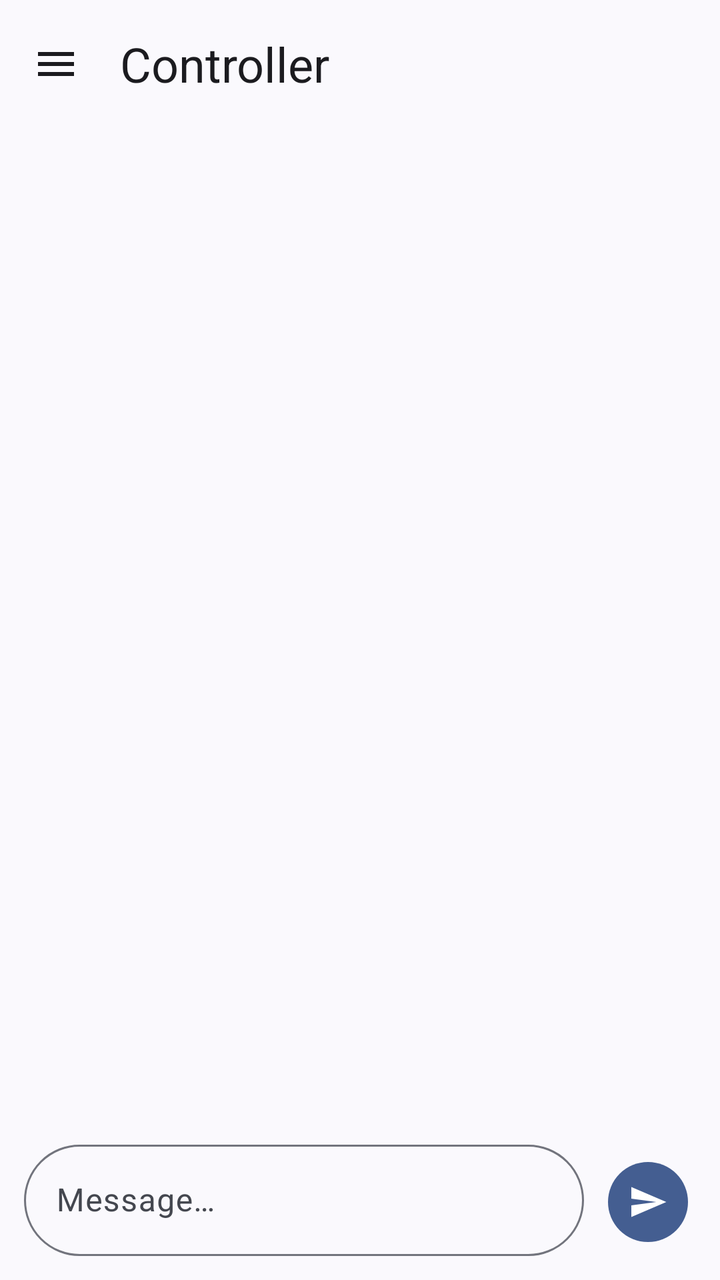
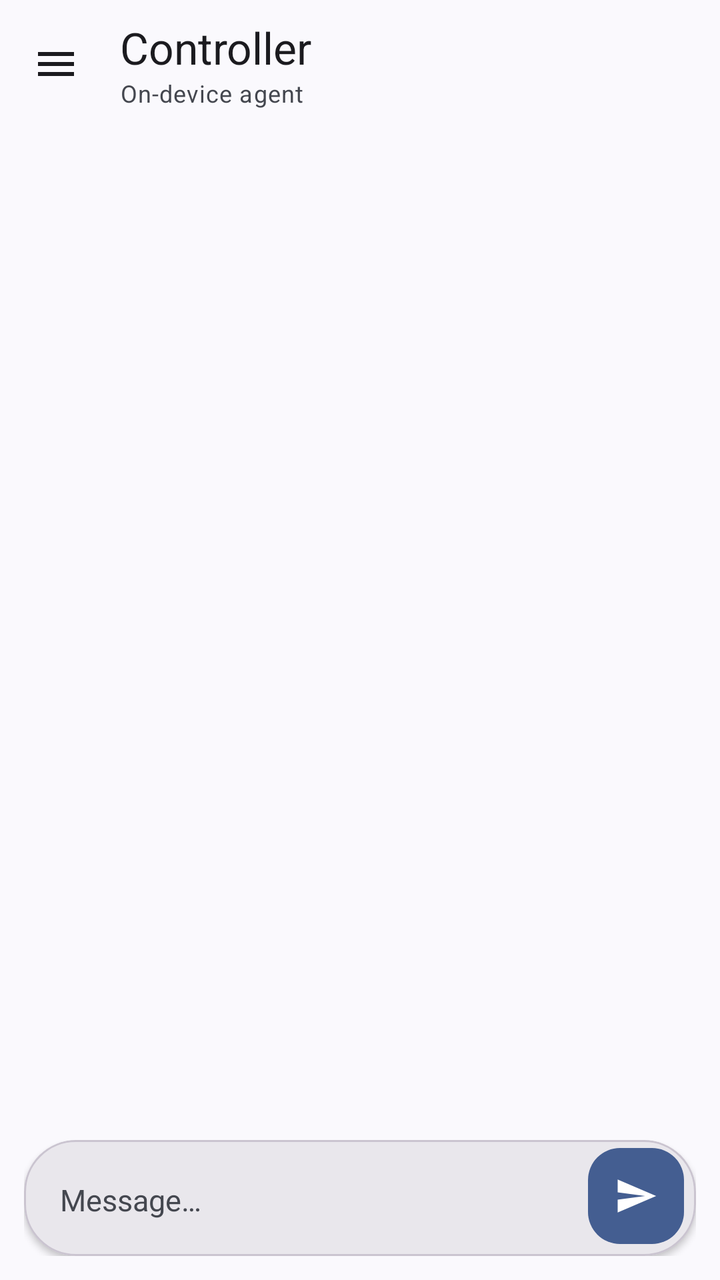

Before-and-after screenshots of an Android layout around one commit, followed by the original layout XML and the change that was made.
<!-- AndroidManifest.xml: application theme Theme.Controller -->
<!-- res/layout/activity_main.xml -->
<?xml version="1.0" encoding="utf-8"?>
<androidx.drawerlayout.widget.DrawerLayout xmlns:android="http://schemas.android.com/apk/res/android"
    xmlns:app="http://schemas.android.com/apk/res-auto"
    android:id="@+id/drawerLayout"
    android:layout_width="match_parent"
    android:layout_height="match_parent"
    android:fitsSystemWindows="false">

    <LinearLayout
        android:layout_width="match_parent"
        android:layout_height="match_parent"
        android:orientation="vertical"
        android:background="?attr/colorSurface">

        <com.google.android.material.appbar.MaterialToolbar
            android:id="@+id/toolbar"
            android:layout_width="match_parent"
            android:layout_height="?attr/actionBarSize"
            app:navigationIcon="@drawable/ic_menu"
            app:title="@string/app_name"
            app:titleTextAppearance="@style/TextAppearance.Material3.HeadlineSmall" />

        <androidx.recyclerview.widget.RecyclerView
            android:id="@+id/list"
            android:layout_width="match_parent"
            android:layout_height="0dp"
            android:layout_weight="1"
            android:clipToPadding="false"
            android:paddingStart="12dp"
            android:paddingEnd="12dp"
            android:paddingTop="8dp"
            android:paddingBottom="8dp"
            android:scrollbars="vertical" />

        <LinearLayout
            android:layout_width="match_parent"
            android:layout_height="wrap_content"
            android:orientation="horizontal"
            android:gravity="center_vertical|bottom"
            android:paddingStart="12dp"
            android:paddingEnd="12dp"
            android:paddingTop="4dp"
            android:paddingBottom="12dp"
            android:background="?attr/colorSurface">

            <com.google.android.material.textfield.TextInputLayout
                android:id="@+id/inputLayout"
                style="@style/Widget.Controller.TextInputLayout"
                android:layout_width="0dp"
                android:layout_height="wrap_content"
                android:layout_weight="1"
                android:hint="@string/input_hint">

                <com.google.android.material.textfield.TextInputEditText
                    android:id="@+id/input"
                    android:layout_width="match_parent"
                    android:layout_height="wrap_content"
                    android:inputType="text"
                    android:imeOptions="actionSend"
                    android:maxLines="4" />

            </com.google.android.material.textfield.TextInputLayout>

            <com.google.android.material.button.MaterialButton
                android:id="@+id/btnSend"
                style="@style/Widget.Material3.Button.IconButton.Filled"
                android:layout_width="wrap_content"
                android:layout_height="wrap_content"
                android:layout_marginStart="8dp"
                android:contentDescription="@string/send"
                app:icon="@drawable/ic_send"
                app:iconGravity="textStart" />

        </LinearLayout>

    </LinearLayout>

    <LinearLayout
        android:id="@+id/drawerContent"
        android:layout_width="280dp"
        android:layout_height="match_parent"
        android:layout_gravity="start"
        android:orientation="vertical"
        android:background="?attr/colorSurface"
        android:clickable="true"
        android:focusable="true">

        <LinearLayout
            android:layout_width="match_parent"
            android:layout_height="wrap_content"
            android:orientation="vertical"
            android:padding="16dp"
            android:background="?attr/colorSurfaceContainerHighest">

            <TextView
                android:layout_width="wrap_content"
                android:layout_height="wrap_content"
                android:text="@string/drawer_title"
                android:textAppearance="@style/TextAppearance.Material3.TitleLarge"
                android:textColor="?attr/colorOnSurface" />

            <com.google.android.material.button.MaterialButton
                android:id="@+id/btnNewChat"
                android:layout_width="match_parent"
                android:layout_height="wrap_content"
                android:layout_marginTop="12dp"
                android:text="@string/new_chat"
                app:shapeAppearanceOverlay="@style/ShapeAppearance.Material3.Corner.Full" />

        </LinearLayout>

        <TextView
            android:id="@+id/drawerEmpty"
            android:layout_width="match_parent"
            android:layout_height="wrap_content"
            android:padding="20dp"
            android:text="@string/drawer_empty"
            android:textColor="?attr/colorOnSurfaceVariant"
            android:textSize="13sp" />

        <androidx.recyclerview.widget.RecyclerView
            android:id="@+id/drawerList"
            android:layout_width="match_parent"
            android:layout_height="0dp"
            android:layout_weight="1"
            android:clipToPadding="false" />

    </LinearLayout>

</androidx.drawerlayout.widget.DrawerLayout>
<!-- resources referenced by this layout -->
<resources>
  <!-- drawable ic_menu (drawable) -->
  <?xml version="1.0" encoding="utf-8"?>
  <vector xmlns:android="http://schemas.android.com/apk/res/android"
      android:width="24dp"
      android:height="24dp"
      android:viewportWidth="24"
      android:viewportHeight="24"
      android:tint="?attr/colorOnSurface">
      <path
          android:fillColor="#FF000000"
          android:pathData="M3,18h18v-2H3V18zM3,13h18v-2H3V13zM3,6v2h18V6H3z" />
  </vector>
  <!-- drawable ic_send (drawable) -->
  <?xml version="1.0" encoding="utf-8"?>
  <vector xmlns:android="http://schemas.android.com/apk/res/android"
      android:width="24dp"
      android:height="24dp"
      android:viewportWidth="24"
      android:viewportHeight="24">
      <path
          android:fillColor="#FFFFFFFF"
          android:pathData="M2,21L23,12L2,3V10L17,12L2,14V21Z" />
  </vector>
  <string name="app_name">Controller</string>
  <string name="drawer_empty">No conversations yet</string>
  <string name="drawer_title">Chat history</string>
  <string name="input_hint">Message…</string>
  <string name="new_chat">New chat</string>
  <string name="send">Send</string>
  <style name="Widget.Controller.TextInputLayout" parent="Widget.Material3.TextInputLayout.OutlinedBox">
          <item name="boxCornerRadiusTopStart">28dp</item>
          <item name="boxCornerRadiusTopEnd">28dp</item>
          <item name="boxCornerRadiusBottomStart">28dp</item>
          <item name="boxCornerRadiusBottomEnd">28dp</item>
      </style>
  <style name="Theme.Controller" parent="Theme.Material3.DynamicColors.DayNight.NoActionBar">
          <item name="android:statusBarColor">?attr/colorSurface</item>
          <item name="android:navigationBarColor">?attr/colorSurface</item>
      </style>
</resources>

<!-- the commit's change to res/layout/activity_main.xml (unified diff, before → after) -->
@@ -4,127 +4,428 @@
     android:id="@+id/drawerLayout"
     android:layout_width="match_parent"
     android:layout_height="match_parent"
-    android:fitsSystemWindows="false">
+    android:fitsSystemWindows="true">
 
     <LinearLayout
         android:layout_width="match_parent"
         android:layout_height="match_parent"
-        android:orientation="vertical"
-        android:background="?attr/colorSurface">
+        android:background="?attr/colorSurface"
+        android:orientation="vertical">
 
         <com.google.android.material.appbar.MaterialToolbar
             android:id="@+id/toolbar"
             android:layout_width="match_parent"
             android:layout_height="?attr/actionBarSize"
+            android:background="?attr/colorSurface"
             app:navigationIcon="@drawable/ic_menu"
+            app:subtitle="@string/app_subtitle"
+            app:subtitleTextAppearance="@style/TextAppearance.Material3.BodySmall"
             app:title="@string/app_name"
-            app:titleTextAppearance="@style/TextAppearance.Material3.HeadlineSmall" />
+            app:titleTextAppearance="@style/TextAppearance.Material3.TitleLarge" />
+
+        <FrameLayout
+            android:layout_width="match_parent"
+            android:layout_height="0dp"
+            android:layout_weight="1">
+
+            <androidx.recyclerview.widget.RecyclerView
+                android:id="@+id/list"
+                android:layout_width="match_parent"
+                android:layout_height="match_parent"
+                android:clipToPadding="false"
+                android:paddingStart="12dp"
+                android:paddingTop="6dp"
+                android:paddingEnd="12dp"
+                android:paddingBottom="10dp"
+                android:scrollbars="none" />
+
+            <LinearLayout
+                android:id="@+id/emptyState"
+                android:layout_width="match_parent"
+                android:layout_height="match_parent"
+                android:gravity="center"
+                android:orientation="vertical"
+                android:paddingStart="36dp"
+                android:paddingEnd="36dp"
+                android:visibility="gone">
+
+                <ImageView
+                    android:layout_width="76dp"
+                    android:layout_height="76dp"
+                    android:background="@drawable/bg_empty_icon"
+                    android:contentDescription="@string/app_name"
+                    android:padding="20dp"
+                    android:src="@drawable/ic_agent"
+                    app:tint="?attr/colorPrimary" />
+
+                <TextView
+                    android:layout_width="wrap_content"
+                    android:layout_height="wrap_content"
+                    android:layout_marginTop="18dp"
+                    android:gravity="center"
+                    android:text="@string/empty_title"
+                    android:textAppearance="@style/TextAppearance.Material3.TitleMedium"
+                    android:textColor="?attr/colorOnSurface" />
+
+                <TextView
+                    android:layout_width="wrap_content"
+                    android:layout_height="wrap_content"
+                    android:layout_marginTop="6dp"
+                    android:gravity="center"
+                    android:lineSpacingExtra="3dp"
+                    android:text="@string/empty_hint"
+                    android:textAppearance="@style/TextAppearance.Material3.BodyMedium"
+                    android:textColor="?attr/colorOnSurfaceVariant" />
+
+            </LinearLayout>
+
+        </FrameLayout>
+
+        <include layout="@layout/view_stats" />
+
+        <LinearLayout
+            android:layout_width="match_parent"
+            android:layout_height="wrap_content"
+            android:paddingStart="12dp"
+            android:paddingTop="2dp"
+            android:paddingEnd="12dp"
+            android:paddingBottom="12dp">
+
+            <com.google.android.material.card.MaterialCardView
+                android:layout_width="match_parent"
+                android:layout_height="wrap_content"
+                app:cardBackgroundColor="?attr/colorSurfaceContainerHigh"
+                app:cardCornerRadius="26dp"
+                app:cardElevation="2dp"
+                app:strokeColor="?attr/colorOutlineVariant"
+                app:strokeWidth="1dp">
+
+                <LinearLayout
+                    android:layout_width="match_parent"
+                    android:layout_height="wrap_content"
+                    android:gravity="bottom"
+                    android:orientation="horizontal"
+                    android:paddingStart="18dp"
+                    android:paddingTop="4dp"
+                    android:paddingEnd="6dp"
+                    android:paddingBottom="6dp">
+
+                    <EditText
+                        android:id="@+id/input"
+                        android:layout_width="0dp"
+                        android:layout_height="wrap_content"
+                        android:layout_weight="1"
+                        android:background="@null"
+                        android:hint="@string/input_hint"
+                        android:imeOptions="actionSend"
+                        android:inputType="textCapSentences|textMultiLine"
+                        android:maxLines="4"
+                        android:minHeight="44dp"
+                        android:paddingTop="11dp"
+                        android:paddingBottom="11dp"
+                        android:textColor="?attr/colorOnSurface"
+                        android:textColorHint="?attr/colorOnSurfaceVariant"
+                        android:textSize="15sp" />
+
+                    <com.google.android.material.floatingactionbutton.FloatingActionButton
+                        android:id="@+id/btnSend"
+                        android:layout_width="wrap_content"
+                        android:layout_height="wrap_content"
+                        android:layout_marginStart="6dp"
+                        android:contentDescription="@string/send"
+                        app:backgroundTint="?attr/colorPrimary"
+                        app:elevation="0dp"
+                        app:fabCustomSize="48dp"
+                        app:maxImageSize="22dp"
+                        app:srcCompat="@drawable/ic_send"
+                        app:tint="?attr/colorOnPrimary" />
+
+                </LinearLayout>
+
+            </com.google.android.material.card.MaterialCardView>
+
+        </LinearLayout>
+
+    </LinearLayout>
+
+    <LinearLayout
+        android:id="@+id/drawerContent"
+        android:layout_width="300dp"
+        android:layout_height="match_parent"
+        android:layout_gravity="start"
+        android:background="?attr/colorSurface"
+        android:clickable="true"
+        android:focusable="true"
+        android:orientation="vertical">
+
+        <LinearLayout
+            android:layout_width="match_parent"
+            android:layout_height="wrap_content"
+            android:background="?attr/colorSurfaceContainerHigh"
+            android:orientation="vertical"
+            android:paddingStart="20dp"
+            android:paddingTop="24dp"
+            android:paddingEnd="20dp"
+            android:paddingBottom="20dp">
+
+            <ImageView
+                android:layout_width="46dp"
+                android:layout_height="46dp"
+                android:background="@drawable/bg_logo"
+                android:contentDescription="@string/app_name"
+                android:padding="11dp"
+                android:src="@drawable/ic_agent"
+                app:tint="?attr/colorOnPrimaryContainer" />
+
+            <TextView
+                android:layout_width="wrap_content"
+                android:layout_height="wrap_content"
+                android:layout_marginTop="12dp"
+                android:text="@string/app_name"
+                android:textAppearance="@style/TextAppearance.Material3.TitleLarge"
+                android:textColor="?attr/colorOnSurface" />
+
+            <TextView
+                android:layout_width="wrap_content"
+                android:layout_height="wrap_content"
+                android:layout_marginTop="2dp"
+                android:text="@string/app_subtitle"
+                android:textAppearance="@style/TextAppearance.Material3.BodySmall"
+                android:textColor="?attr/colorOnSurfaceVariant" />
+
+        </LinearLayout>
+
+        <LinearLayout
+            android:layout_width="match_parent"
+            android:layout_height="wrap_content"
+            android:orientation="vertical"
+            android:paddingStart="16dp"
+            android:paddingTop="14dp"
+            android:paddingEnd="16dp"
+            android:paddingBottom="6dp">
+
+            <com.google.android.material.button.MaterialButton
+                android:id="@+id/btnNewChat"
+                android:layout_width="match_parent"
+                android:layout_height="wrap_content"
+                android:text="@string/new_chat"
+                app:cornerRadius="18dp"
+                app:icon="@drawable/ic_add"
+                app:iconGravity="textStart" />
+
+        </LinearLayout>
+
+        <TextView
+            android:id="@+id/drawerEmpty"
+            android:layout_width="match_parent"
+            android:layout_height="wrap_content"
+            android:padding="24dp"
+            android:text="@string/drawer_empty"
+            android:textColor="?attr/colorOnSurfaceVariant"
+            android:textSize="13sp" />
 
         <androidx.recyclerview.widget.RecyclerView
-            android:id="@+id/list"
+            android:id="@+id/drawerList"
             android:layout_width="match_parent"
             android:layout_height="0dp"
             android:layout_weight="1"
             android:clipToPadding="false"
-            android:paddingStart="12dp"
-            android:paddingEnd="12dp"
-            android:paddingTop="8dp"
-            android:paddingBottom="8dp"
-            android:scrollbars="vertical" />
+            android:paddingBottom="12dp" />
+
+    </LinearLayout>
+
+</androidx.drawerlayout.widget.DrawerLayout>
+<!-- res/layout/view_stats.xml (included above) -->
+<?xml version="1.0" encoding="utf-8"?>
+<com.google.android.material.card.MaterialCardView xmlns:android="http://schemas.android.com/apk/res/android"
+    xmlns:app="http://schemas.android.com/apk/res-auto"
+    android:id="@+id/statsCard"
+    android:layout_width="match_parent"
+    android:layout_height="wrap_content"
+    android:layout_marginStart="12dp"
+    android:layout_marginEnd="12dp"
+    android:layout_marginBottom="4dp"
+    android:visibility="gone"
+    app:cardBackgroundColor="?attr/colorSurfaceContainer"
+    app:cardCornerRadius="20dp"
+    app:cardElevation="0dp"
+    app:strokeWidth="0dp">
+
+    <LinearLayout
+        android:layout_width="match_parent"
+        android:layout_height="wrap_content"
+        android:orientation="vertical"
+        android:paddingStart="14dp"
+        android:paddingTop="12dp"
+        android:paddingEnd="14dp"
+        android:paddingBottom="10dp">
 
         <LinearLayout
             android:layout_width="match_parent"
             android:layout_height="wrap_content"
-            android:orientation="horizontal"
-            android:gravity="center_vertical|bottom"
-            android:paddingStart="12dp"
-            android:paddingEnd="12dp"
-            android:paddingTop="4dp"
-            android:paddingBottom="12dp"
-            android:background="?attr/colorSurface">
-
-            <com.google.android.material.textfield.TextInputLayout
-                android:id="@+id/inputLayout"
-                style="@style/Widget.Controller.TextInputLayout"
+            android:gravity="center_vertical"
+            android:orientation="horizontal">
+
+            <TextView
                 android:layout_width="0dp"
                 android:layout_height="wrap_content"
                 android:layout_weight="1"
-                android:hint="@string/input_hint">
-
-                <com.google.android.material.textfield.TextInputEditText
-                    android:id="@+id/input"
-                    android:layout_width="match_parent"
-                    android:layout_height="wrap_content"
-                    android:inputType="text"
-                    android:imeOptions="actionSend"
-                    android:maxLines="4" />
-
-            </com.google.android.material.textfield.TextInputLayout>
-
-            <com.google.android.material.button.MaterialButton
-                android:id="@+id/btnSend"
-                style="@style/Widget.Material3.Button.IconButton.Filled"
+                android:text="@string/ctx_label"
+                android:textAppearance="@style/TextAppearance.Material3.LabelMedium"
+                android:textColor="?attr/colorOnSurfaceVariant" />
+
+            <TextView
+                android:id="@+id/compactBadge"
                 android:layout_width="wrap_content"
                 android:layout_height="wrap_content"
-                android:layout_marginStart="8dp"
-                android:contentDescription="@string/send"
-                app:icon="@drawable/ic_send"
-                app:iconGravity="textStart" />
+                android:textAppearance="@style/TextAppearance.Material3.LabelSmall"
+                android:textColor="?attr/colorTertiary"
+                android:visibility="gone" />
 
         </LinearLayout>
 
+        <TextView
+            android:id="@+id/ctxText"
+            android:layout_width="wrap_content"
+            android:layout_height="wrap_content"
+            android:layout_marginTop="2dp"
+            android:textAppearance="@style/TextAppearance.Controller.StatValue"
+            android:textColor="?attr/colorOnSurface" />
+
+        <com.google.android.material.progressindicator.LinearProgressIndicator
+            android:id="@+id/ctxBar"
+            android:layout_width="match_parent"
+            android:layout_height="wrap_content"
+            android:layout_marginTop="8dp"
+            android:max="100"
+            app:indicatorColor="?attr/colorPrimary"
+            app:trackColor="?attr/colorSurfaceVariant"
+            app:trackCornerRadius="3dp"
+            app:trackStopIndicatorSize="0dp"
+            app:trackThickness="6dp" />
+
+        <LinearLayout
+            android:layout_width="match_parent"
+            android:layout_height="wrap_content"
+            android:layout_marginTop="12dp"
+            android:orientation="horizontal">
+
+            <LinearLayout
+                android:layout_width="0dp"
+                android:layout_height="wrap_content"
+                android:layout_weight="1"
+                android:gravity="center_horizontal"
+                android:orientation="vertical">
+
+                <TextView
+                    android:id="@+id/statHit"
+                    style="@style/TextAppearance.Controller.StatValue"
+                    android:layout_width="wrap_content"
+                    android:layout_height="wrap_content"
+                    android:textColor="?attr/colorOnSurface" />
+
+                <TextView
+                    android:layout_width="wrap_content"
+                    android:layout_height="wrap_content"
+                    android:layout_marginTop="1dp"
+                    android:text="@string/stat_hit"
+                    android:textAppearance="@style/TextAppearance.Material3.LabelSmall"
+                    android:textColor="?attr/colorOnSurfaceVariant" />
+
+            </LinearLayout>
+
+            <View
+                android:layout_width="1dp"
+                android:layout_height="26dp"
+                android:layout_gravity="center_vertical"
+                android:background="?attr/colorOutlineVariant" />
+
+            <LinearLayout
+                android:layout_width="0dp"
+                android:layout_height="wrap_content"
+                android:layout_weight="1"
+                android:gravity="center_horizontal"
+                android:orientation="vertical">
+
+                <TextView
+                    android:id="@+id/statMiss"
+                    style="@style/TextAppearance.Controller.StatValue"
+                    android:layout_width="wrap_content"
+                    android:layout_height="wrap_content"
+                    android:textColor="?attr/colorOnSurface" />
+
+                <TextView
+                    android:layout_width="wrap_content"
+                    android:layout_height="wrap_content"
+                    android:layout_marginTop="1dp"
+                    android:text="@string/stat_miss"
+                    android:textAppearance="@style/TextAppearance.Material3.LabelSmall"
+                    android:textColor="?attr/colorOnSurfaceVariant" />
+
+            </LinearLayout>
+
+            <View
+                android:layout_width="1dp"
+                android:layout_height="26dp"
+                android:layout_gravity="center_vertical"
+                android:background="?attr/colorOutlineVariant" />
+
+            <LinearLayout
+                android:layout_width="0dp"
+                android:layout_height="wrap_content"
+                android:layout_weight="1"
+                android:gravity="center_horizontal"
+                android:orientation="vertical">
+
+                <TextView
+                    android:id="@+id/statRate"
+                    style="@style/TextAppearance.Controller.StatValue"
+                    android:layout_width="wrap_content"
+                    android:layout_height="wrap_content"
+                    android:textColor="?attr/colorOnSurface" />
+
+                <TextView
+                    android:layout_width="wrap_content"
+                    android:layout_height="wrap_content"
+                    android:layout_marginTop="1dp"
+                    android:text="@string/stat_rate"
+                    android:textAppearance="@style/TextAppearance.Material3.LabelSmall"
+                    android:textColor="?attr/colorOnSurfaceVariant" />
+
+            </LinearLayout>
+
+            <View
+                android:layout_width="1dp"
+                android:layout_height="26dp"
+                android:layout_gravity="center_vertical"
+                android:background="?attr/colorOutlineVariant" />
+
+            <LinearLayout
+                android:layout_width="0dp"
+                android:layout_height="wrap_content"
+                android:layout_weight="1"
+                android:gravity="center_horizontal"
+                android:orientation="vertical">
+
+                <TextView
+                    android:id="@+id/statTps"
+                    style="@style/TextAppearance.Controller.StatValue"
+                    android:layout_width="wrap_content"
+                    android:layout_height="wrap_content"
+                    android:textColor="?attr/colorOnSurface" />
+
+                <TextView
+                    android:layout_width="wrap_content"
+                    android:layout_height="wrap_content"
+                    android:layout_marginTop="1dp"
+                    android:text="@string/stat_tps"
+                    android:textAppearance="@style/TextAppearance.Material3.LabelSmall"
+                    android:textColor="?attr/colorOnSurfaceVariant" />
+
+            </LinearLayout>
+
+        </LinearLayout>
+
     </LinearLayout>
 
-    <LinearLayout
-        android:id="@+id/drawerContent"
-        android:layout_width="280dp"
-        android:layout_height="match_parent"
-        android:layout_gravity="start"
-        android:orientation="vertical"
-        android:background="?attr/colorSurface"
-        android:clickable="true"
-        android:focusable="true">
-
-        <LinearLayout
-            android:layout_width="match_parent"
-            android:layout_height="wrap_content"
-            android:orientation="vertical"
-            android:padding="16dp"
-            android:background="?attr/colorSurfaceContainerHighest">
-
-            <TextView
-                android:layout_width="wrap_content"
-                android:layout_height="wrap_content"
-                android:text="@string/drawer_title"
-                android:textAppearance="@style/TextAppearance.Material3.TitleLarge"
-                android:textColor="?attr/colorOnSurface" />
-
-            <com.google.android.material.button.MaterialButton
-                android:id="@+id/btnNewChat"
-                android:layout_width="match_parent"
-                android:layout_height="wrap_content"
-                android:layout_marginTop="12dp"
-                android:text="@string/new_chat"
-                app:shapeAppearanceOverlay="@style/ShapeAppearance.Material3.Corner.Full" />
-
-        </LinearLayout>
-
-        <TextView
-            android:id="@+id/drawerEmpty"
-            android:layout_width="match_parent"
-            android:layout_height="wrap_content"
-            android:padding="20dp"
-            android:text="@string/drawer_empty"
-            android:textColor="?attr/colorOnSurfaceVariant"
-            android:textSize="13sp" />
-
-        <androidx.recyclerview.widget.RecyclerView
-            android:id="@+id/drawerList"
-            android:layout_width="match_parent"
-            android:layout_height="0dp"
-            android:layout_weight="1"
-            android:clipToPadding="false" />
-
-    </LinearLayout>
-
-</androidx.drawerlayout.widget.DrawerLayout>
+</com.google.android.material.card.MaterialCardView>
<!-- resource entries referenced after the edit -->
@@ -1,5 +1,39 @@
 <!-- resources referenced by this layout -->
 <resources>
+  <!-- drawable bg_empty_icon (drawable) -->
+  <?xml version="1.0" encoding="utf-8"?>
+  <shape xmlns:android="http://schemas.android.com/apk/res/android"
+      android:shape="oval">
+      <solid android:color="?attr/colorSurfaceContainerHighest" />
+  </shape>
+  <!-- drawable bg_logo (drawable) -->
+  <?xml version="1.0" encoding="utf-8"?>
+  <shape xmlns:android="http://schemas.android.com/apk/res/android"
+      android:shape="oval">
+      <solid android:color="?attr/colorPrimaryContainer" />
+  </shape>
+  <!-- drawable ic_add (drawable) -->
+  <?xml version="1.0" encoding="utf-8"?>
+  <vector xmlns:android="http://schemas.android.com/apk/res/android"
+      android:width="24dp"
+      android:height="24dp"
+      android:viewportWidth="24"
+      android:viewportHeight="24">
+      <path
+          android:fillColor="#FFFFFFFF"
+          android:pathData="M19,13h-6v6h-2v-6H5v-2h6V5h2v6h6v2z" />
+  </vector>
+  <!-- drawable ic_agent (drawable) -->
+  <?xml version="1.0" encoding="utf-8"?>
+  <vector xmlns:android="http://schemas.android.com/apk/res/android"
+      android:width="24dp"
+      android:height="24dp"
+      android:viewportWidth="24"
+      android:viewportHeight="24">
+      <path
+          android:fillColor="#FFFFFFFF"
+          android:pathData="M12,2.5a1.7,1.7 0 0,1 1.7,1.7v0.9h2.8a3.7,3.7 0 0,1 3.7,3.7v6.2a3.7,3.7 0 0,1 -3.7,3.7h-9a3.7,3.7 0 0,1 -3.7,-3.7v-6.2a3.7,3.7 0 0,1 3.7,-3.7h2.8v-0.9a1.7,1.7 0 0,1 1.7,-1.7zM9.2,10.4a1.6,1.6 0 1,0 0,3.2a1.6,1.6 0 0,0 0,-3.2zM14.8,10.4a1.6,1.6 0 1,0 0,3.2a1.6,1.6 0 0,0 0,-3.2z" />
+  </vector>
   <!-- drawable ic_menu (drawable) -->
   <?xml version="1.0" encoding="utf-8"?>
   <vector xmlns:android="http://schemas.android.com/apk/res/android"
@@ -24,16 +58,20 @@
           android:pathData="M2,21L23,12L2,3V10L17,12L2,14V21Z" />
   </vector>
   <string name="app_name">Controller</string>
+  <string name="app_subtitle">On-device agent</string>
+  <string name="ctx_label">Context</string>
   <string name="drawer_empty">No conversations yet</string>
-  <string name="drawer_title">Chat history</string>
+  <string name="empty_hint">Describe a task. Controller will drive this device for you.</string>
+  <string name="empty_title">No messages yet</string>
   <string name="input_hint">Message…</string>
   <string name="new_chat">New chat</string>
   <string name="send">Send</string>
-  <style name="Widget.Controller.TextInputLayout" parent="Widget.Material3.TextInputLayout.OutlinedBox">
-          <item name="boxCornerRadiusTopStart">28dp</item>
-          <item name="boxCornerRadiusTopEnd">28dp</item>
-          <item name="boxCornerRadiusBottomStart">28dp</item>
-          <item name="boxCornerRadiusBottomEnd">28dp</item>
+  <string name="stat_hit">Cache hit</string>
+  <string name="stat_miss">Cache miss</string>
+  <string name="stat_rate">Hit rate</string>
+  <string name="stat_tps">tok/s</string>
+  <style name="TextAppearance.Controller.StatValue" parent="TextAppearance.Material3.TitleMedium">
+          <item name="android:textStyle">bold</item>
       </style>
   <style name="Theme.Controller" parent="Theme.Material3.DynamicColors.DayNight.NoActionBar">
           <item name="android:statusBarColor">?attr/colorSurface</item>
